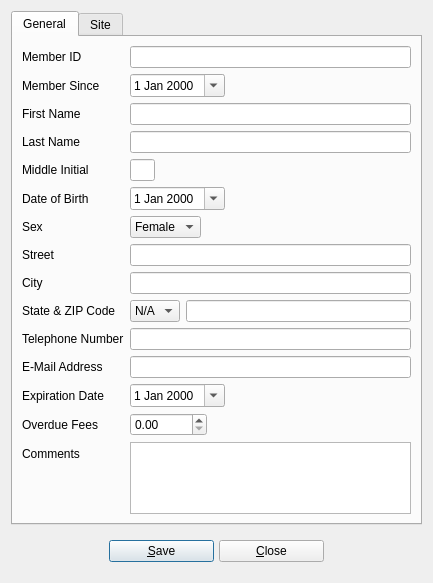
The window that userinfo.ui (textbrowser/biblioteq) describes before a commit, drawn with Qt 5.
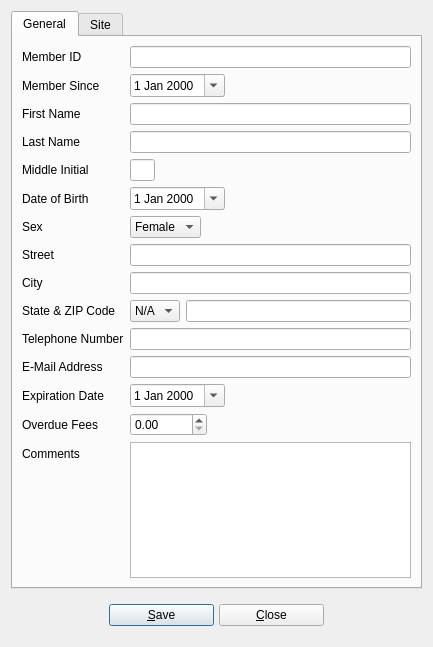
The same window after the commit. Icons and pictures are not drawn.

Diff of the .ui file:
```diff
--- a/userinfo.ui
+++ b/userinfo.ui
@@ -7,7 +7,7 @@
     <x>0</x>
     <y>0</y>
     <width>433</width>
-    <height>568</height>
+    <height>647</height>
    </rect>
   </property>
   <property name="windowTitle">
```
Left out of the diff: 3 changed lines with no effect on the pictures.
